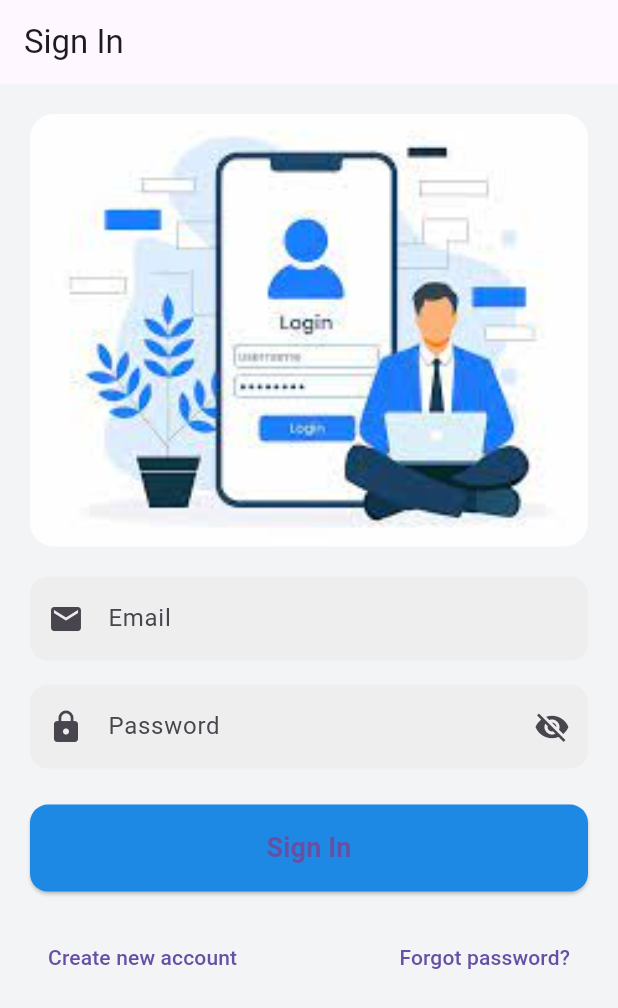
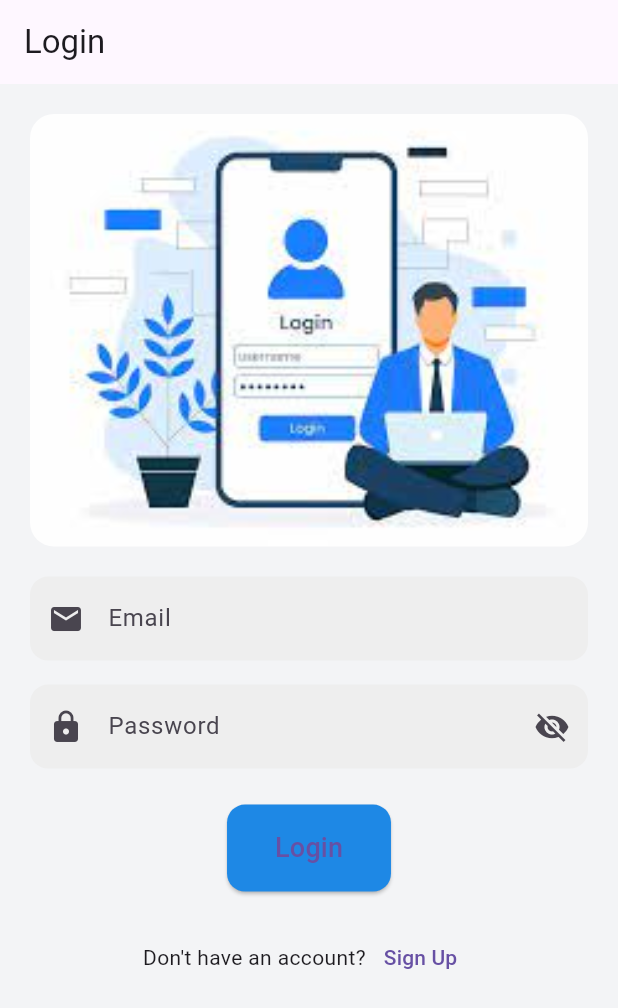
Before and after one commit to preetichhabria2/notes-app, a Flutter app: the screen it shows after launch, on a phone screen of 412 x 824 dp. Shown: the top 1008 px of the screen. Run offline on Flutter 3.47's test engine with Material 3 defaults, Android fonts, the light colour scheme and no system bars; our stand-ins replace firebase_auth, firebase_core; accounts and stored records are empty.

Commit message:
Email Verification Check

```diff
--- a/lib/screens/loginscreen.dart
+++ b/lib/screens/loginscreen.dart
@@ -1,106 +1,67 @@
 import 'package:flutter/material.dart';
 import 'package:firebase_auth/firebase_auth.dart';
-import 'homescreen.dart';
 import 'registerscreen.dart';
+import 'homescreen.dart'; // Replace with your actual home screen
 
 class Loginscreen extends StatefulWidget {
   const Loginscreen({super.key});
 
   @override
-  State<Loginscreen> createState() => _LoginscreenState();
+  _LoginscreenState createState() => _LoginscreenState();
 }
 
 class _LoginscreenState extends State<Loginscreen> {
   final _formKey = GlobalKey<FormState>();
   final _emailController = TextEditingController();
   final _passwordController = TextEditingController();
+
   bool _isPasswordVisible = false;
   bool _isLoading = false;
 
-  final RegExp _emailRegex = RegExp(r'^[\w-\.]+@([\w-]+\.)+[\w]{2,4}$');
-
-  void _signIn() async {
+  void _login() async {
     if (_formKey.currentState!.validate()) {
       setState(() => _isLoading = true);
 
       try {
-        await FirebaseAuth.instance.signInWithEmailAndPassword(
+        final userCredential = await FirebaseAuth.instance
+            .signInWithEmailAndPassword(
               email: _emailController.text.trim(),
               password: _passwordController.text.trim(),
             );
 
-        // Show success dialog
-        // ignore: use_build_context_synchronously
-        showDialog(
-          context: context,
-          builder:
-              (_) => AlertDialog(
-                title: const Text('Login Successful'),
-                content: const Text('User logged in successfully!'),
-                actions: [
-                  TextButton(
-                    onPressed: () {
-                      Navigator.pop(context); // close dialog
+        final user = userCredential.user;
+
+        if (user != null && !user.emailVerified) {
+          await FirebaseAuth.instance.signOut();
+          _showErrorDialog('Please verify your email before logging in.');
+        } else {
           Navigator.pushReplacement(
             context,
             MaterialPageRoute(builder: (_) => const HomeScreen()),
           );
-                    },
-                    child: const Text('OK'),
-                  ),
-                ],
-              ),
-        );
+        }
       } on FirebaseAuthException catch (e) {
         String message;
         switch (e.code) {
           case 'user-not-found':
-            message = 'Please create an account first to login.';
-            _showCreateAccountDialog();
-            return;
+            message = 'No user found with this email.';
+            break;
           case 'wrong-password':
-            message = 'Incorrect password. Please try again.';
+            message = 'Incorrect password.';
             break;
           case 'invalid-email':
-            message = 'Invalid email address.';
+            message = 'The email address is not valid.';
             break;
           default:
-            message = 'Login failed: ${e.message}';
+            message = 'Something went wrong: ${e.message}';
         }
         _showErrorDialog(message);
-      } catch (_) {
-        _showErrorDialog('An unexpected error occurred.');
+      } catch (e) {
+        _showErrorDialog('An unexpected error occurred. Please try again.');
       } finally {
         setState(() => _isLoading = false);
       }
     }
-  }
-
-  void _showCreateAccountDialog() {
-    showDialog(
-      context: context,
-      builder:
-          (_) => AlertDialog(
-            title: const Text('Account Not Found'),
-            content: const Text('Please create an account first to login.'),
-            actions: [
-              TextButton(
-                onPressed: () => Navigator.pop(context),
-                child: const Text('Cancel'),
-              ),
-              ElevatedButton(
-                onPressed: () {
-                  Navigator.pop(context);
-                  Navigator.push(
-                    context,
-                    MaterialPageRoute(builder: (_) => const Registerscreen()),
-                  );
-                },
-                child: const Text('Register'),
-              ),
-            ],
-          ),
-    );
   }
 
   void _showErrorDialog(String message) {
@@ -125,11 +86,13 @@ class _LoginscreenState extends State<Loginscreen> {
     final screenHeight = MediaQuery.of(context).size.height;
 
     return Scaffold(
-      appBar: AppBar(title: const Text('Sign In')),
+      appBar: AppBar(title: const Text('Login')),
       body: SingleChildScrollView(
+        child: Padding(
           padding: const EdgeInsets.all(20.0),
           child: Column(
             children: [
+              // ✅ Image Section — Restored as per your original
               Container(
                 height: screenHeight * 0.35,
                 width: double.infinity,
@@ -142,40 +105,36 @@ class _LoginscreenState extends State<Loginscreen> {
                 ),
               ),
               const SizedBox(height: 20),
+
               Form(
                 key: _formKey,
                 child: Column(
                   children: [
-                  // Email
                     TextFormField(
                       controller: _emailController,
                       keyboardType: TextInputType.emailAddress,
-                    decoration: _inputDecoration('Email', Icons.email),
+                      decoration: _buildInputDecoration(
+                        label: 'Email',
+                        icon: Icons.email,
+                      ),
                       validator: (value) {
                         if (value == null || value.trim().isEmpty) {
                           return 'Please enter your email';
-                      } else if (!_emailRegex.hasMatch(value.trim())) {
-                        return 'Enter a valid email address';
                         }
                         return null;
                       },
                     ),
                     const SizedBox(height: 16),
-
-                  // Password
                     TextFormField(
                       controller: _passwordController,
                       obscureText: !_isPasswordVisible,
-                    decoration: _inputDecorationWithVisibility(
-                      'Password',
-                      Icons.lock,
-                      _isPasswordVisible,
-                      () => setState(() {
-                        _isPasswordVisible = !_isPasswordVisible;
-                      }),
+                      decoration: _buildInputDecoration(
+                        label: 'Password',
+                        icon: Icons.lock,
+                        isPassword: true,
                       ),
                       validator: (value) {
-                      if (value == null || value.trim().isEmpty) {
+                        if (value == null || value.isEmpty) {
                           return 'Please enter your password';
                         }
                         return null;
@@ -185,47 +144,39 @@ class _LoginscreenState extends State<Loginscreen> {
 
                     _isLoading
                         ? const CircularProgressIndicator()
-                      : SizedBox(
-                        width: double.infinity,
-                        child: ElevatedButton(
-                          onPressed: _signIn,
+                        : ElevatedButton(
+                          onPressed: _login,
                           style: ElevatedButton.styleFrom(
                             backgroundColor: const Color(0xFF1E88E5),
-                            padding: const EdgeInsets.symmetric(vertical: 16),
+                            padding: const EdgeInsets.symmetric(
+                              vertical: 16,
+                              horizontal: 32,
+                            ),
                             shape: RoundedRectangleBorder(
                               borderRadius: BorderRadius.circular(12),
                             ),
                           ),
                           child: const Text(
-                            'Sign In',
-                            style: TextStyle(
-                              fontSize: 18,
-                              fontWeight: FontWeight.w600,
-                            ),
-                          ),
+                            'Login',
+                            style: TextStyle(fontSize: 18),
                           ),
                         ),
                     const SizedBox(height: 20),
 
                     Row(
-                    mainAxisAlignment: MainAxisAlignment.spaceBetween,
+                      mainAxisAlignment: MainAxisAlignment.center,
                       children: [
+                        const Text("Don't have an account?"),
                         TextButton(
                           onPressed: () {
-                          Navigator.push(
+                            Navigator.pushReplacement(
                               context,
                               MaterialPageRoute(
                                 builder: (_) => const Registerscreen(),
                               ),
                             );
                           },
-                        child: const Text('Create new account'),
-                      ),
-                      TextButton(
-                        onPressed: () {
-                          // Forgot password feature (optional)
-                        },
-                        child: const Text('Forgot password?'),
+                          child: const Text('Sign Up'),
                         ),
                       ],
                     ),
@@ -235,35 +186,29 @@ class _LoginscreenState extends State<Loginscreen> {
             ],
           ),
         ),
-    );
-  }
-
-  InputDecoration _inputDecoration(String label, IconData icon) {
-    return InputDecoration(
-      labelText: label,
-      prefixIcon: Icon(icon),
-      filled: true,
-      fillColor: Colors.grey[200],
-      border: OutlineInputBorder(
-        borderRadius: BorderRadius.circular(12),
-        borderSide: BorderSide.none,
       ),
     );
   }
 
-  InputDecoration _inputDecorationWithVisibility(
-    String label,
-    IconData icon,
-    bool isVisible,
-    VoidCallback toggleVisibility,
-  ) {
+  InputDecoration _buildInputDecoration({
+    required String label,
+    required IconData icon,
+    bool isPassword = false,
+  }) {
     return InputDecoration(
       labelText: label,
       prefixIcon: Icon(icon),
-      suffixIcon: IconButton(
-        icon: Icon(isVisible ? Icons.visibility : Icons.visibility_off),
-        onPressed: toggleVisibility,
+      suffixIcon:
+          isPassword
+              ? IconButton(
+                icon: Icon(
+                  _isPasswordVisible ? Icons.visibility : Icons.visibility_off,
                 ),
+                onPressed: () {
+                  setState(() => _isPasswordVisible = !_isPasswordVisible);
+                },
+              )
+              : null,
       filled: true,
       fillColor: Colors.grey[200],
       border: OutlineInputBorder(
```
Also changed, not shown: lib/screens/registerscreen.dart (+45 -11 lines). Lines whose indentation alone changed are shown as unchanged.
